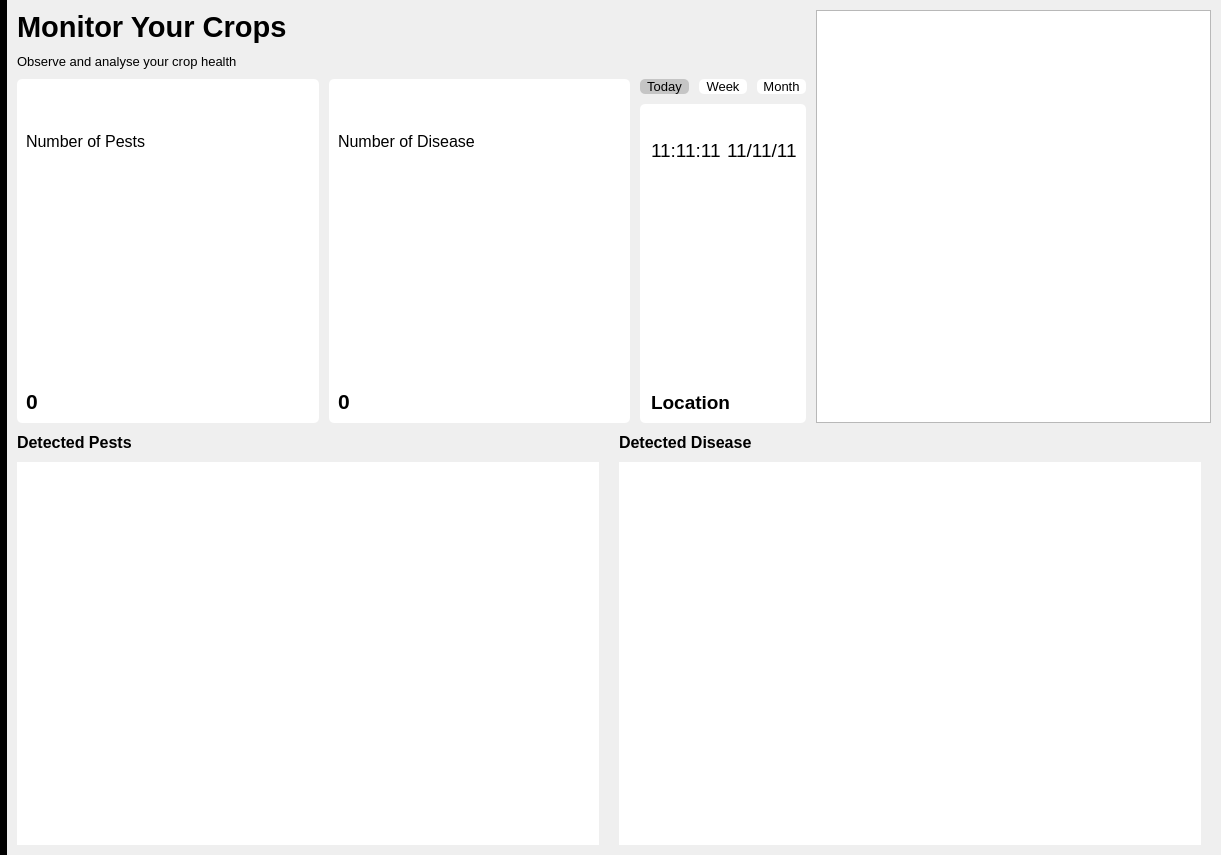
First picture: the form in gui/src/Home.ui, repository WEI22/ICMS, before the edit.
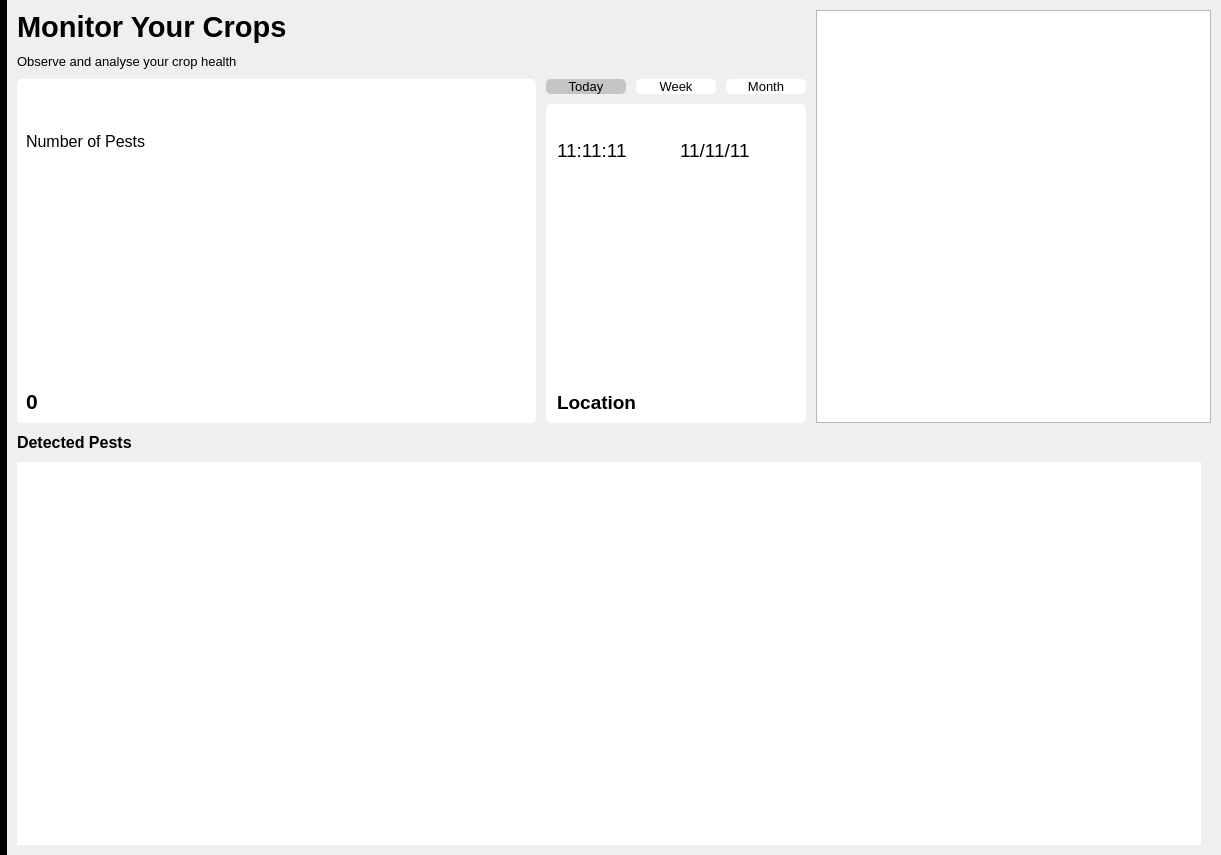
Second picture: the form after the edit. Icons and pictures are not drawn. Custom widgets are drawn as their Qt base class.

Commit message: Remove plant disease detection feature

Patch:
```diff
--- a/gui/src/Home.ui
+++ b/gui/src/Home.ui
@@ -219,7 +219,7 @@
           </layout>
          </item>
          <item>
-          <layout class="QHBoxLayout" name="horizontalLayout_3" stretch="2,2,1">
+          <layout class="QHBoxLayout" name="horizontalLayout_3" stretch="2,1">
            <item>
             <widget class="QWidget" name="widget_5" native="true">
              <property name="sizePolicy">
@@ -287,73 +287,6 @@
              </layout>
             </widget>
            </item>
-           <item>
-            <widget class="QWidget" name="widget_6" native="true">
-             <property name="sizePolicy">
-              <sizepolicy hsizetype="Preferred" vsizetype="Preferred">
-               <horstretch>0</horstretch>
-               <verstretch>0</verstretch>
-              </sizepolicy>
-             </property>
-             <property name="styleSheet">
-              <string notr="true">border: none; background-color: white; border-radius: 5px;</string>
-             </property>
-             <layout class="QVBoxLayout" name="verticalLayout_7" stretch="1,2">
-              <item>
-               <layout class="QHBoxLayout" name="horizontalLayout_7">
-                <item>
-                 <widget class="QLabel" name="disease_num_label">
-                  <property name="font">
-                   <font>
-                    <pointsize>12</pointsize>
-                   </font>
-                  </property>
-                  <property name="text">
-                   <string>Number of Disease</string>
-                  </property>
-                  <property name="scaledContents">
-                   <bool>true</bool>
-                  </property>
-                  <property name="wordWrap">
-                   <bool>true</bool>
-                  </property>
-                 </widget>
-                </item>
-                <item>
-                 <widget class="QLabel" name="disease_image">
-                  <property name="text">
-                   <string/>
-                  </property>
-                  <property name="pixmap">
-                   <pixmap>img/home/virus.png</pixmap>
-                  </property>
-                 </widget>
-                </item>
-               </layout>
-              </item>
-              <item>
-               <widget class="QLabel" name="disease_number">
-                <property name="font">
-                 <font>
-                  <pointsize>16</pointsize>
-                  <weight>75</weight>
-                  <bold>true</bold>
-                 </font>
-                </property>
-                <property name="styleSheet">
-                 <string notr="true">border: none;</string>
-                </property>
-                <property name="text">
-                 <string>0</string>
-                </property>
-                <property name="alignment">
-                 <set>Qt::AlignBottom|Qt::AlignLeading|Qt::AlignLeft</set>
-                </property>
-               </widget>
-              </item>
-             </layout>
-            </widget>
-           </item>
            <item>
             <layout class="QVBoxLayout" name="verticalLayout_8" stretch="1,5">
              <item>
@@ -576,40 +509,6 @@
          </item>
         </layout>
        </item>
-       <item>
-        <layout class="QVBoxLayout" name="verticalLayout_6">
-         <property name="rightMargin">
-          <number>10</number>
-         </property>
-         <item>
-          <widget class="QLabel" name="detected_disease_label">
-           <property name="font">
-            <font>
-             <pointsize>12</pointsize>
-             <weight>75</weight>
-             <bold>true</bold>
-            </font>
-           </property>
-           <property name="text">
-            <string>Detected Disease</string>
-           </property>
-          </widget>
-         </item>
-         <item>
-          <widget class="QChartView" name="disease_chart">
-           <property name="sizePolicy">
-            <sizepolicy hsizetype="Expanding" vsizetype="Expanding">
-             <horstretch>0</horstretch>
-             <verstretch>0</verstretch>
-            </sizepolicy>
-           </property>
-           <property name="styleSheet">
-            <string notr="true">border: none; border-radius: 5px</string>
-           </property>
-          </widget>
-         </item>
-        </layout>
-       </item>
       </layout>
      </item>
     </layout>
```
The commit also changes 10 other files.
